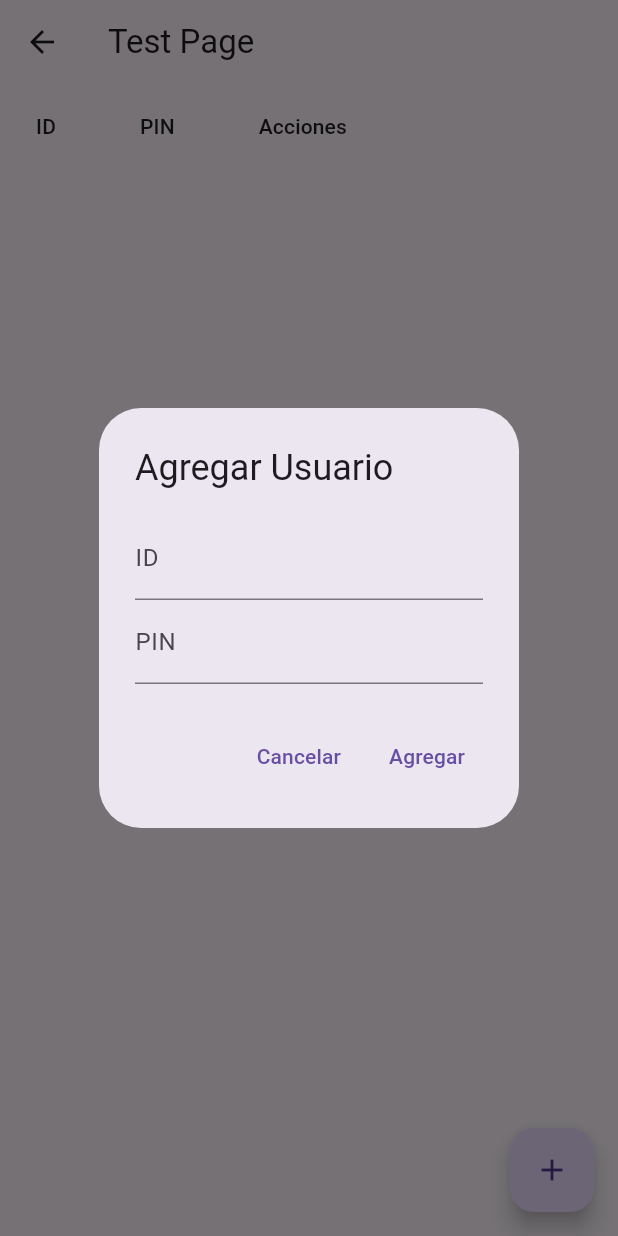
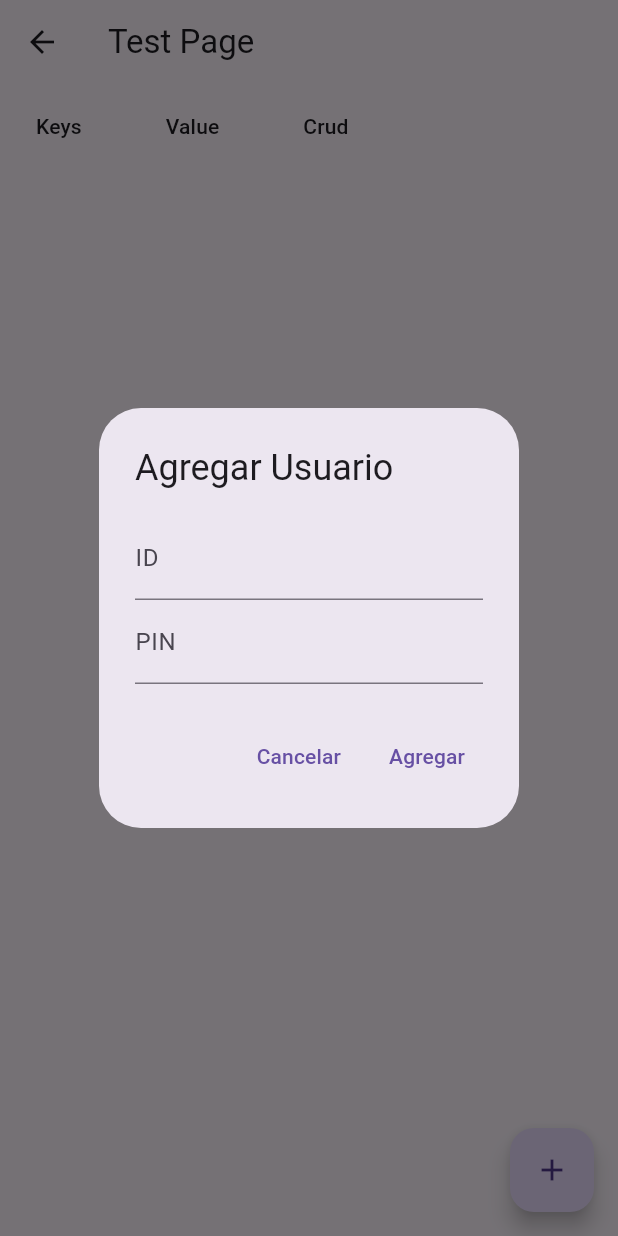
Before and after one commit to RELIC7663/mutualistaauthenticator, a Flutter app: the TestPage screen opened directly, after a tap on the "add" icon, on a phone screen of 412 x 824 dp. Run offline on Flutter 3.47's test engine with Material 3 defaults, Android fonts, the light colour scheme and no system bars; our stand-ins replace sqflite; accounts and stored records are empty.

Commit message:
v0.2.7
Avance

```diff
--- /dev/null
+++ b/lib/Model/dbenty.dart
@@ -0,0 +1,22 @@
+// model/user.dart
+
+class Dbenty {
+  String keys;
+  String value;
+
+  Dbenty({required this.keys, this.value = "0"});
+
+  Map<String, dynamic> toMap() {
+    return {
+      'keys': keys,
+      'value': value,
+    };
+  }
+
+  factory Dbenty.fromMap(Map<String, dynamic> map) {
+    return Dbenty(
+      keys: map['keys'],
+      value: map['value'],
+    );
+  }
+}
--- a/lib/Model/user.dart
+++ /dev/null
@@ -1,22 +0,0 @@
-// model/user.dart
-
-class User {
-  String id;
-  String pin;
-
-  User({required this.id, this.pin = "0"});
-
-  Map<String, dynamic> toMap() {
-    return {
-      'id': id,
-      'pin': pin,
-    };
-  }
-
-  factory User.fromMap(Map<String, dynamic> map) {
-    return User(
-      id: map['id'],
-      pin: map['pin'],
-    );
-  }
-}
--- a/lib/Views/test.dart
+++ b/lib/Views/test.dart
@@ -1,5 +1,5 @@
 import 'package:flutter/material.dart';
-import 'package:mutualistaauthenticator/Model/user.dart';
+import 'package:mutualistaauthenticator/Model/dbenty.dart';
 import 'package:mutualistaauthenticator/controller/database_helper.dart';
 
 class TestPage extends StatefulWidget {
@@ -11,17 +11,17 @@ class TestPage extends StatefulWidget {
 
 class _TestPageState extends State<TestPage> {
   late DatabaseHelper _databaseHelper;
-  List<User> _userList = [];
+  List<Dbenty> _dbentyList = [];
 
   @override
   void initState() {
     super.initState();
     _databaseHelper = DatabaseHelper();
-    _getUserList();
+    _getDbentyList();
   }
 
-  Future<void> _getUserList() async {
-    _userList = await _databaseHelper.getUsers();
+  Future<void> _getDbentyList() async {
+    _dbentyList = await _databaseHelper.getDbenty();
     setState(() {}); // Actualiza la interfaz gráfica
   }
 
@@ -35,33 +35,33 @@ class _TestPageState extends State<TestPage> {
         child: DataTable(
           columns: const <DataColumn>[
             DataColumn(
-              label: Text('ID'),
+              label: Text('Keys'),
             ),
             DataColumn(
-              label: Text('PIN'),
+              label: Text('Value'),
             ),
             DataColumn(
-              label: Text('Acciones'),
+              label: Text('Crud'),
             ),
           ],
-          rows: _userList.map<DataRow>((User user) {
+          rows: _dbentyList.map<DataRow>((Dbenty db) {
             return DataRow(
               cells: <DataCell>[
-                DataCell(Text(user.id)),
-                DataCell(Text(user.pin)),
+                DataCell(Text(db.keys)),
+                DataCell(Text(db.value)),
                 DataCell(
                   Row(
                     children: [
                       IconButton(
                         icon: Icon(Icons.edit),
                         onPressed: () {
-                          _editUser(user);
+                          _editUser(db);
                         },
                       ),
                       IconButton(
                         icon: Icon(Icons.delete),
                         onPressed: () {
-                          _deleteUser(user.id);
+                          _deleteUser(db.keys);
                         },
                       ),
                     ],
@@ -113,10 +113,10 @@ class _TestPageState extends State<TestPage> {
             ),
             TextButton(
               onPressed: () async {
-                User newUser =
-                    User(id: idController.text, pin: pinController.text);
-                await _databaseHelper.insertUser(newUser);
-                _getUserList();
+                Dbenty newUser =
+                    Dbenty(keys: idController.text, value: pinController.text);
+                await _databaseHelper.insertDbenty(newUser);
+                _getDbentyList();
                 Navigator.of(context).pop(); // Cerrar el diálogo
               },
               child: Text('Agregar'),
@@ -127,9 +127,10 @@ class _TestPageState extends State<TestPage> {
     );
   }
 
-  Future<void> _editUser(User user) async {
+  Future<void> _editUser(Dbenty user) async {
     // Mostrar un diálogo para editar un usuario existente
-    TextEditingController pinController = TextEditingController(text: user.pin);
+    TextEditingController pinController =
+        TextEditingController(text: user.value);
 
     await showDialog(
       context: context,
@@ -140,7 +141,7 @@ class _TestPageState extends State<TestPage> {
             child: Column(
               mainAxisSize: MainAxisSize.min,
               children: [
-                Text('ID: ${user.id}'),
+                Text('ID: ${user.keys}'),
                 TextField(
                   controller: pinController,
                   decoration: InputDecoration(labelText: 'PIN'),
@@ -157,9 +158,10 @@ class _TestPageState extends State<TestPage> {
             ),
             TextButton(
               onPressed: () async {
-                User updatedUser = User(id: user.id, pin: pinController.text);
-                await _databaseHelper.updateUserPin(updatedUser);
-                _getUserList();
+                Dbenty updatedUser =
+                    Dbenty(keys: user.keys, value: pinController.text);
+                await _databaseHelper.updateDbenty(updatedUser);
+                _getDbentyList();
                 Navigator.of(context).pop(); // Cerrar el diálogo
               },
               child: Text('Guardar'),
@@ -197,8 +199,8 @@ class _TestPageState extends State<TestPage> {
     );
 
     if (confirm == true) {
-      await _databaseHelper.deleteUser(userId);
-      _getUserList();
+      await _databaseHelper.deleteEnty(userId);
+      _getDbentyList();
     }
   }
 }
--- a/lib/controller/database_helper.dart
+++ b/lib/controller/database_helper.dart
@@ -1,5 +1,5 @@
 import 'dart:async';
-import 'package:mutualistaauthenticator/Model/user.dart';
+import 'package:mutualistaauthenticator/Model/dbenty.dart';
 import 'package:path/path.dart';
 import 'package:sqflite/sqflite.dart';
 
@@ -7,9 +7,9 @@ class DatabaseHelper {
   static DatabaseHelper? _databaseHelper;
   static Database? _database;
 
-  String userTable = 'user';
-  String colId = 'id';
-  String colPin = 'pin';
+  String userTable = 'dbenty';
+  String colKeys = 'keys';
+  String colValue = 'value';
 
   DatabaseHelper._createInstance();
 
@@ -31,42 +31,42 @@ class DatabaseHelper {
   }
 
   Future<Database> initializeDatabase() async {
-    String path = join(await getDatabasesPath(), 'user.db');
-    var userDatabase =
+    String path = join(await getDatabasesPath(), 'dbenty.db');
+    var dbentyDatabase =
         await openDatabase(path, version: 1, onCreate: _createDb);
 
-    return userDatabase;
+    return dbentyDatabase;
   }
 
   void _createDb(Database db, int newVersion) async {
     await db.execute(
-        'CREATE TABLE $userTable($colId TEXT PRIMARY KEY, $colPin TEXT DEFAULT "0")');
+        'CREATE TABLE $userTable($colKeys TEXT PRIMARY KEY, $colValue TEXT DEFAULT "0")');
   }
 
-  Future<int> insertUser(User user) async {
+  Future<int> insertDbenty(Dbenty user) async {
     Database db = await this.database;
     var result = await db.insert(userTable, user.toMap());
     return result;
   }
 
-  Future<List<User>> getUsers() async {
+  Future<List<Dbenty>> getDbenty() async {
     Database db = await this.database;
     var result = await db.query(userTable);
-    List<User> userList = result.map((item) => User.fromMap(item)).toList();
+    List<Dbenty> userList = result.map((item) => Dbenty.fromMap(item)).toList();
     return userList;
   }
 
-  Future<int> updateUserPin(User user) async {
+  Future<int> updateDbenty(Dbenty user) async {
     var db = await this.database;
     var result = await db.update(userTable, user.toMap(),
-        where: '$colId = ?', whereArgs: [user.id]);
+        where: '$colKeys = ?', whereArgs: [user.keys]);
     return result;
   }
 
-  Future<int> deleteUser(String id) async {
+  Future<int> deleteEnty(String id) async {
     var db = await this.database;
     int result =
-        await db.delete(userTable, where: '$colId = ?', whereArgs: [id]);
+        await db.delete(userTable, where: '$colKeys = ?', whereArgs: [id]);
     return result;
   }
 }
--- a/lib/main.dart
+++ b/lib/main.dart
@@ -1,5 +1,5 @@
 import 'package:flutter/material.dart';
-import 'package:mutualistaauthenticator/Model/user.dart';
+import 'package:mutualistaauthenticator/Model/dbenty.dart';
 import 'package:mutualistaauthenticator/Views/view_auth.dart';
 import 'package:mutualistaauthenticator/Views/view_otp.dart';
 import 'package:mutualistaauthenticator/Views/view_cod_ver.dart';
@@ -50,11 +50,18 @@ class MyApp extends StatelessWidget {
     DatabaseHelper databaseHelper = DatabaseHelper();
     await databaseHelper.database;
 
-    List<User> userList = await databaseHelper.getUsers();
+    List<Dbenty> userList = await databaseHelper.getDbenty();
 
-    int pinLength = userList.isNotEmpty ? userList[0].pin.length : 0;
+    // Busca un objeto Dbenty con la clave "Pin" en la lista userList
+    Dbenty pinEntry = userList.firstWhere(
+      (entry) => entry.keys == 'PIN',
+      orElse: () => Dbenty(
+          keys: '',
+          value: ''), // Si no se encuentra, crea un objeto Dbenty vacío
+    );
 
-    if (pinLength > 4) {
+    // Verifica si la longitud del valor del pin es mayor a 4
+    if (pinEntry.value.length > 4) {
       return '/pin';
     } else {
       return '/';
```
Also changed, not shown: lib/Views/view_auth.dart (+39 -2 lines).
